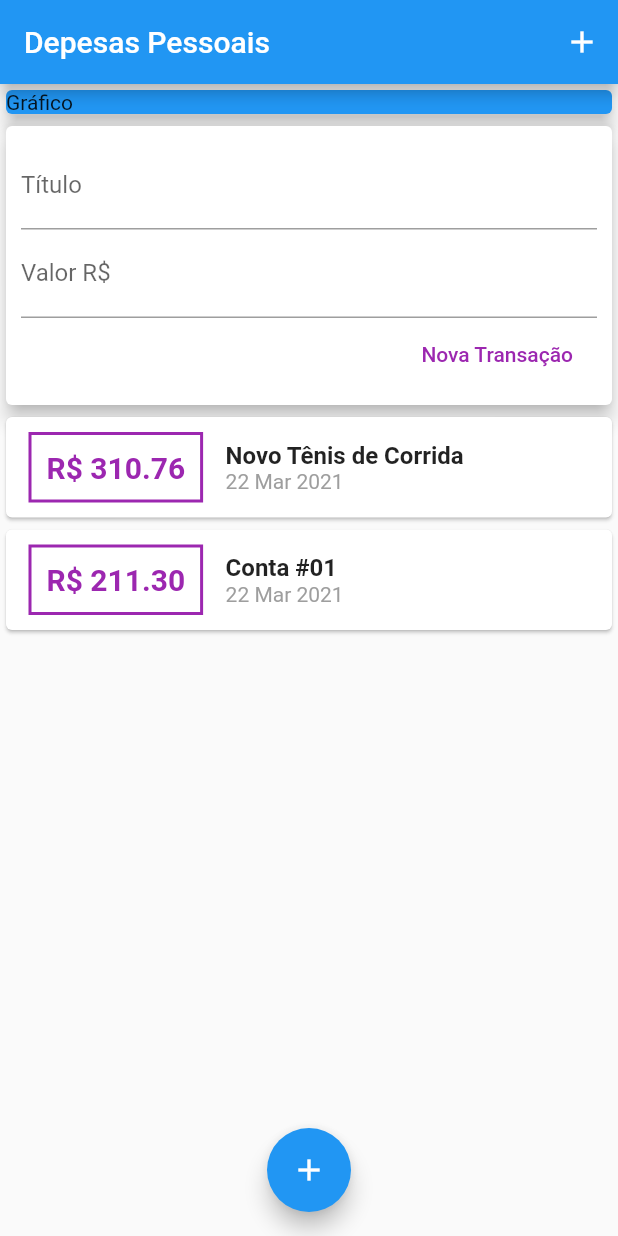
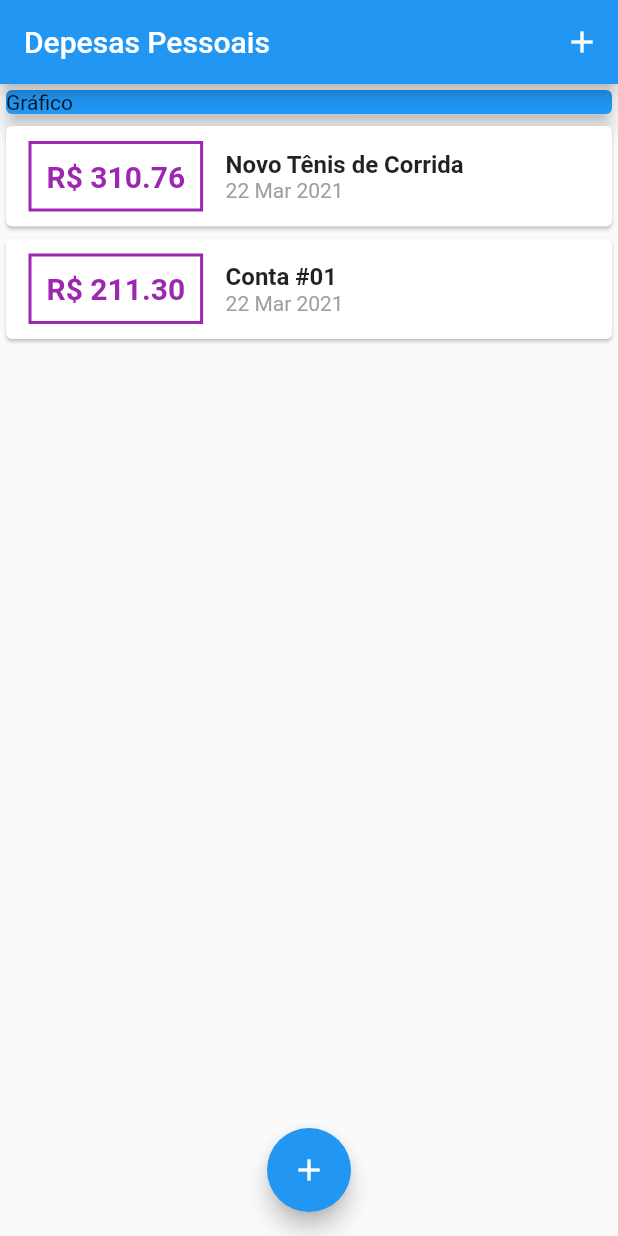
Before and after one commit to amedes-junior/expenses, a Flutter app: the screen it shows after launch, on a phone screen of 412 x 824 dp. Run offline on Flutter 3.47's test engine with Material 2 defaults, Android fonts, the phone set to English and light mode, and no system bars.

Commit message:
Expenses -> Mar 22 de 2021 - Aula 100

```diff
--- a/lib/components/transaction_user.dart
+++ /dev/null
@@ -1,51 +0,0 @@
-import 'dart:math';
-
-import 'transaction_form.dart';
-import 'transaction_list.dart';
-import '../models/transaction.dart';
-import 'package:flutter/material.dart';
-
-class TransactionUser extends StatefulWidget {
-  @override
-  _TransactionUserState createState() => _TransactionUserState();
-}
-
-class _TransactionUserState extends State<TransactionUser> {
-  final _transactions = [
-    Transaction(
-      id: 't1',
-      title: 'Novo Tênis de Corrida',
-      value: 310.76,
-      date: DateTime.now(),
-    ),
-    Transaction(
-      id: 't20',
-      title: 'Conta #01',
-      value: 211.30,
-      date: DateTime.now(),
-    )
-  ];
-
-  _addTransaction(String title, double value) {
-    final newTransaction = Transaction(
-      id: Random().nextDouble().toString(),
-      title: title,
-      value: value,
-      date: DateTime.now()
-    );
-
-    setState(() {
-      _transactions.add(newTransaction);
-    });
-  }
-
-  @override
-  Widget build(BuildContext context) {
-    return Column(
-      children: <Widget>[
-        TransactionForm(_addTransaction),
-        TransactionList(_transactions),
-      ],
-    );
-  }
-}
--- a/lib/main.dart
+++ b/lib/main.dart
@@ -1,5 +1,10 @@
-import 'package:expenses/components/transaction_user.dart';
 import 'package:flutter/material.dart';
+import 'package:expenses/components/transaction_form.dart';
+
+import 'components/transaction_list.dart';
+import 'models/transaction.dart';
+import 'dart:math';
+
 
 main() => runApp(ExpensesApp());
 
@@ -10,7 +15,53 @@ class ExpensesApp extends StatelessWidget {
   }
 }
 
-class MyHomePage extends StatelessWidget {
+
+class MyHomePage extends StatefulWidget {
+
+  @override
+  _MyHomePageState createState() => _MyHomePageState();
+}
+
+class _MyHomePageState extends State<MyHomePage> {
+
+ final _transactions = [
+    Transaction(
+      id: 't1',
+      title: 'Novo Tênis de Corrida',
+      value: 310.76,
+      date: DateTime.now(),
+    ),
+    Transaction(
+      id: 't20',
+      title: 'Conta #01',
+      value: 211.30,
+      date: DateTime.now(),
+    )
+  ];
+
+  _openTransactionFormModal(BuildContext context) {
+      showModalBottomSheet(
+      context: context,
+      builder: (_) {
+        return TransactionForm(null);
+      }
+    );
+  }
+
+  _addTransaction(String title, double value) {
+    final newTransaction = Transaction(
+      id: Random().nextDouble().toString(),
+      title: title,
+      value: value,
+      date: DateTime.now()
+    );
+
+    setState(() {
+      _transactions.add(newTransaction);
+    });
+  }
+
+
   @override
   Widget build(BuildContext context) {
     return Scaffold(
@@ -19,8 +70,7 @@ class MyHomePage extends StatelessWidget {
         actions: [
           IconButton(
             icon: Icon(Icons.add),
-            onPressed: () {
-            }
+            onPressed: () => _openTransactionFormModal(context),
           )
         ],
       ),
@@ -35,13 +85,17 @@ class MyHomePage extends StatelessWidget {
                 elevation: 5,
               ),
             ),
-            TransactionUser(),
+            Column(
+              children: <Widget>[
+                TransactionList(_transactions),
+              ],
+            ),
           ],
         ),
       ),
       floatingActionButton: FloatingActionButton(
           child: Icon(Icons.add),
-          onPressed: (){}
+          onPressed: () => _openTransactionFormModal(context),
         ),
       floatingActionButtonLocation: FloatingActionButtonLocation.centerFloat
     );
```
